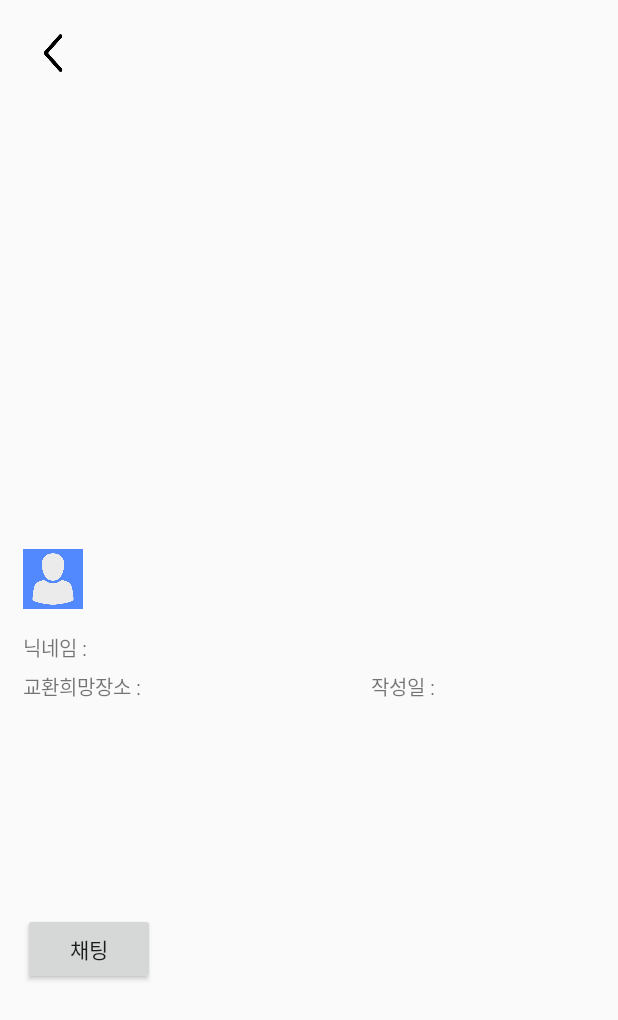
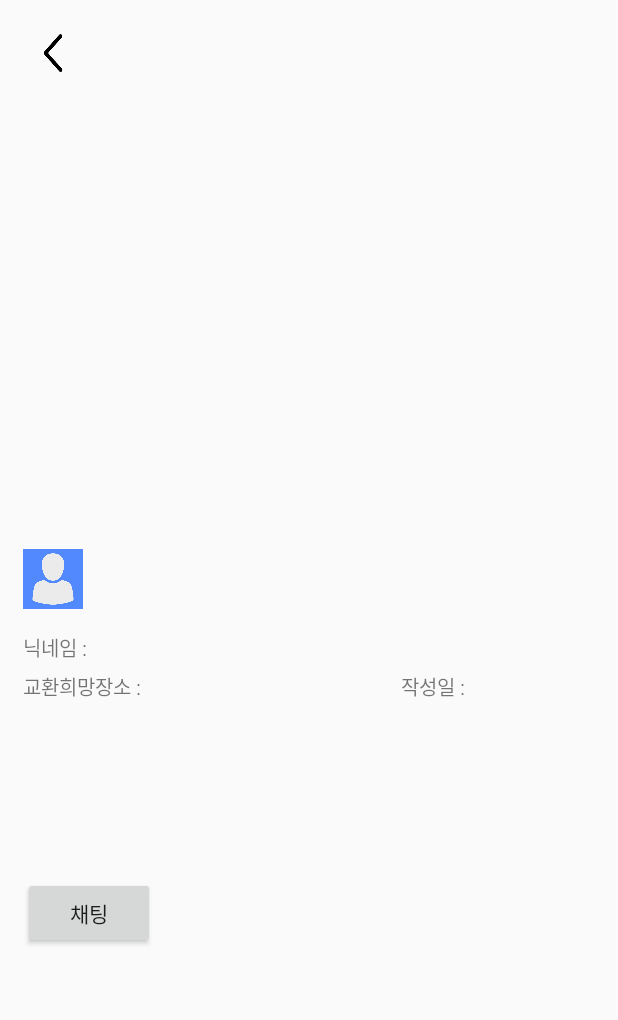
Before and after one commit to yeeyoung20/capstone, an Android app: the CommunityDetail screen opened directly, with no data from a screen before it, on a phone screen of 412 x 824 dp. Shown: the top 1020 px of the screen. Run offline under Robolectric (Android 15) with nearby library versions, the phone set to English and light mode, and no system bars; our stand-ins replace Firebase (no records; nobody signed in at launch, a user with empty details on screens opened directly); pictures from the network do not load.

Commit message:
커뮤니티에 발표할 때 보여줄 거 작성해둠

```diff
--- a/app/src/main/res/layout/activity_community_detail.xml
+++ b/app/src/main/res/layout/activity_community_detail.xml
@@ -84,7 +84,7 @@
 
                 <TextView
                     android:id="@+id/change"
-                    android:layout_width="150dp"
+                    android:layout_width="170dp"
                     android:layout_height="wrap_content"
                     android:layout_weight="1" />
 
@@ -117,7 +117,7 @@
                 android:id="@+id/content"
                 android:padding="16dp"
                 android:layout_width="match_parent"
-                android:layout_height="75dp"
+                android:layout_height="wrap_content"
                 android:text="내용" />
 
 
```
